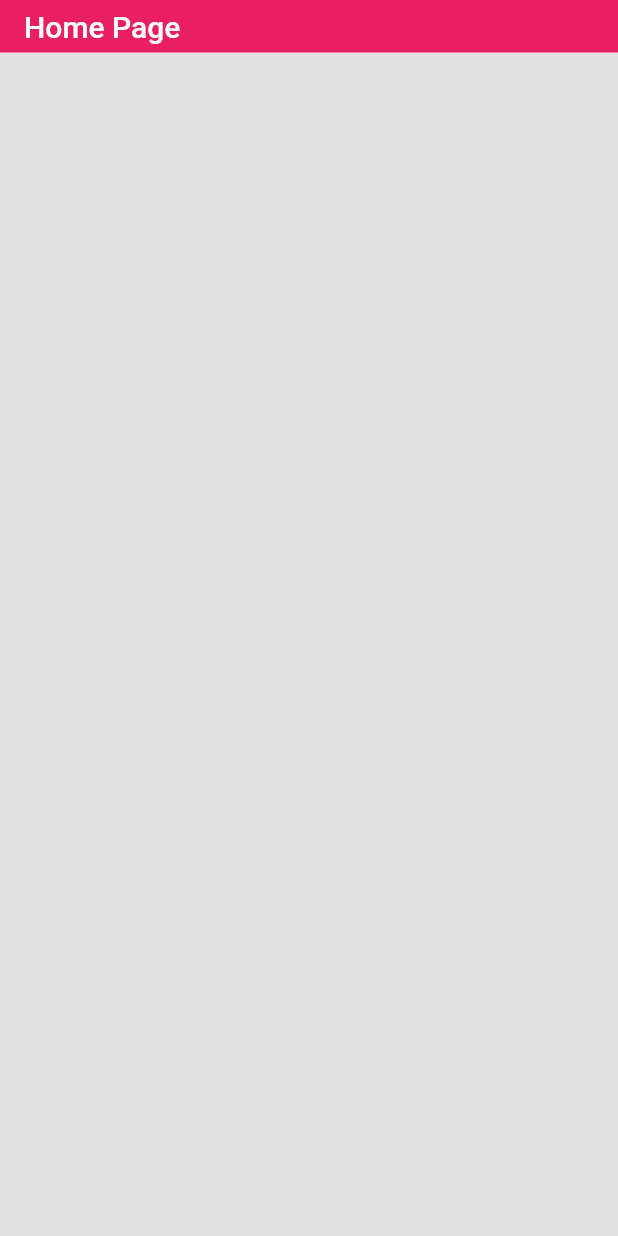
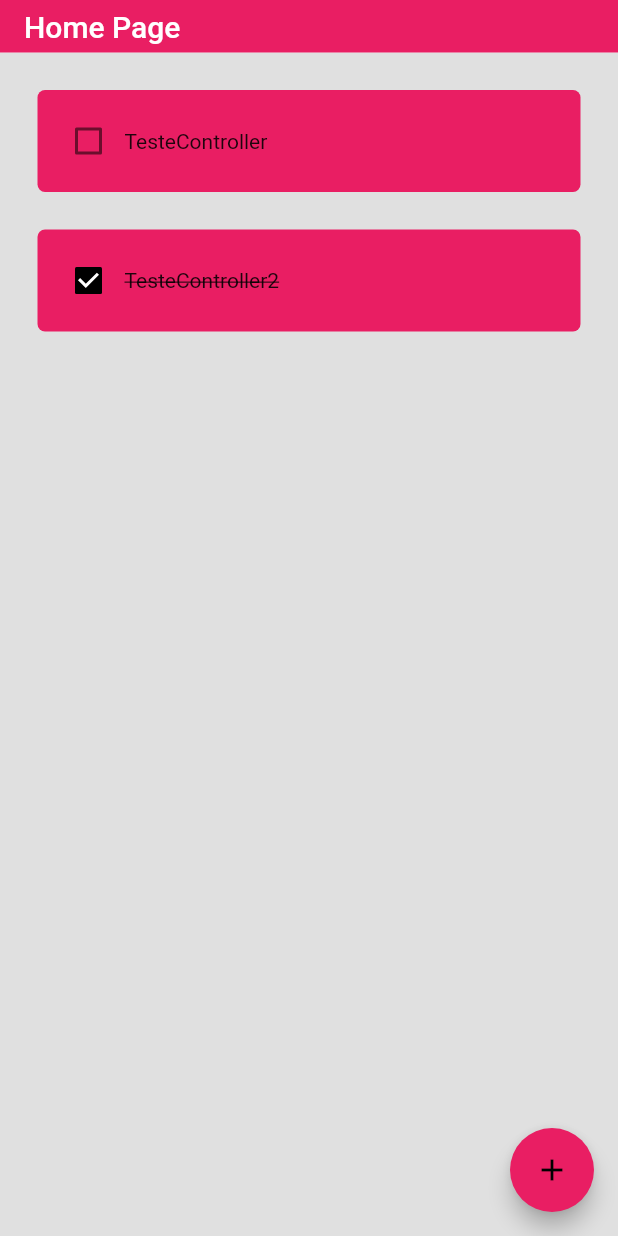
Before and after one commit to isaacmmelo/flutter_aulas, a Flutter app: the screen it shows after launch, on a phone screen of 412 x 824 dp. Run offline on Flutter 3.47's test engine with Material 2 defaults, Android fonts, the phone set to English and light mode, and no system bars.

Commit message:
ToDo App segunda parte

```diff
--- /dev/null
+++ b/todo_app/lib/components/plus_button.dart
@@ -0,0 +1,21 @@
+import 'package:flutter/material.dart';
+import 'package:todo_app/components/dialog_box.dart';
+
+class PlusButton extends StatelessWidget {
+  const PlusButton({super.key});
+
+  void createNewTask(context) {
+    showDialog(context: context, builder: (context) => const DialogBox());
+  }
+
+  @override
+  Widget build(BuildContext context) {
+    return FloatingActionButton(
+      onPressed: () => createNewTask(context),
+      child: const Icon(
+        Icons.add,
+        color: Colors.black,
+      ),
+    );
+  }
+}
--- a/todo_app/lib/components/todo_list.dart
+++ b/todo_app/lib/components/todo_list.dart
@@ -1,5 +1,6 @@
 import 'package:flutter/material.dart';
 
+// ignore: must_be_immutable
 class ToDoList extends StatelessWidget {
   final String taskName;
   final bool taskCompleted;
@@ -15,9 +16,9 @@ class ToDoList extends StatelessWidget {
   @override
   Widget build(BuildContext context) {
     return Padding(
-      padding: const EdgeInsets.all(20.0),
+      padding: const EdgeInsets.only(left: 25.0, right: 25.0, top: 25.0),
       child: Container(
-        padding: EdgeInsets.all(20),
+        padding: const EdgeInsets.all(10),
         decoration: BoxDecoration(
           color: Colors.pink,
           borderRadius: BorderRadius.circular(5),
@@ -25,10 +26,21 @@ class ToDoList extends StatelessWidget {
         child: Row(
           children: [
             //CheckBox
-            Checkbox(value: taskCompleted, onChanged: onChanged),
+            Checkbox(
+              value: taskCompleted,
+              onChanged: onChanged,
+              activeColor: Colors.black,
+            ),
 
             //Task Name
-            Text(taskName),
+            Text(
+              taskName,
+              style: TextStyle(
+                decoration: taskCompleted
+                    ? TextDecoration.lineThrough
+                    : TextDecoration.none,
+              ),
+            ),
           ],
         ),
       ),
--- /dev/null
+++ b/todo_app/lib/controller/homePage_controller.dart
@@ -0,0 +1,6 @@
+class HomePageController {
+  final List toDoList = [
+    ["TesteController", false],
+    ["TesteController2", true],
+  ];
+}
--- a/todo_app/lib/main.dart
+++ b/todo_app/lib/main.dart
@@ -14,7 +14,15 @@ class MainApp extends StatelessWidget {
       debugShowCheckedModeBanner: false,
       home: const HomePage(),
       theme: ThemeData(
-          primarySwatch: Colors.pink, textTheme: Typography.whiteMountainView),
+          primarySwatch: Colors.pink,
+          textTheme: Typography.blackHelsinki,
+          textSelectionTheme:
+              const TextSelectionThemeData(cursorColor: Colors.black),
+          inputDecorationTheme: const InputDecorationTheme(
+              enabledBorder: OutlineInputBorder(
+                  borderSide: BorderSide(color: Colors.black)),
+              focusedBorder: OutlineInputBorder(),
+              hintStyle: TextStyle(color: Colors.black))),
     );
   }
 }
--- a/todo_app/lib/pages/home.dart
+++ b/todo_app/lib/pages/home.dart
@@ -1,6 +1,8 @@
 import 'package:flutter/material.dart';
-import 'package:todo_app/components/MyAppBar.dart';
+import 'package:todo_app/components/my_appbar.dart';
+import 'package:todo_app/components/plus_button.dart';
 import 'package:todo_app/components/todo_list.dart';
+import 'package:todo_app/controller/homePage_controller.dart';
 
 class HomePage extends StatefulWidget {
   const HomePage({super.key});
@@ -12,16 +14,29 @@ class HomePage extends StatefulWidget {
 class _HomePageState extends State<HomePage> {
   final String _pageTitle = "Home Page";
 
-  //Adicionar Lista
-  //Adicionar método para marcar ou não o checkbox
+  final _homePageController = HomePageController();
+
+  void checkBoxChanged(bool? value, int index) {
+    setState(() {
+      _homePageController.toDoList[index][1] =
+          !_homePageController.toDoList[index][1];
+    });
+  }
 
   @override
   Widget build(BuildContext context) {
     return Scaffold(
       backgroundColor: Colors.black12,
       appBar: MyAppBar(_pageTitle),
+      floatingActionButton: PlusButton(),
       body: ListView.builder(
-        itemBuilder: (BuildContext context, int index) {},
+        itemCount: _homePageController.toDoList.length,
+        itemBuilder: (BuildContext context, int index) {
+          return ToDoList(
+              taskName: _homePageController.toDoList[index][0],
+              taskCompleted: _homePageController.toDoList[index][1],
+              onChanged: (value) => checkBoxChanged(value, index));
+        },
       ),
     );
   }
```
Also changed, not shown: todo_app/lib/components/dialog_box.dart (added, +36 -0 lines), todo_app/lib/components/my_button.dart (added, +19 -0 lines), todo_app/lib/components/my_appbar.dart (renamed from todo_app/lib/components/MyAppBar.dart).
